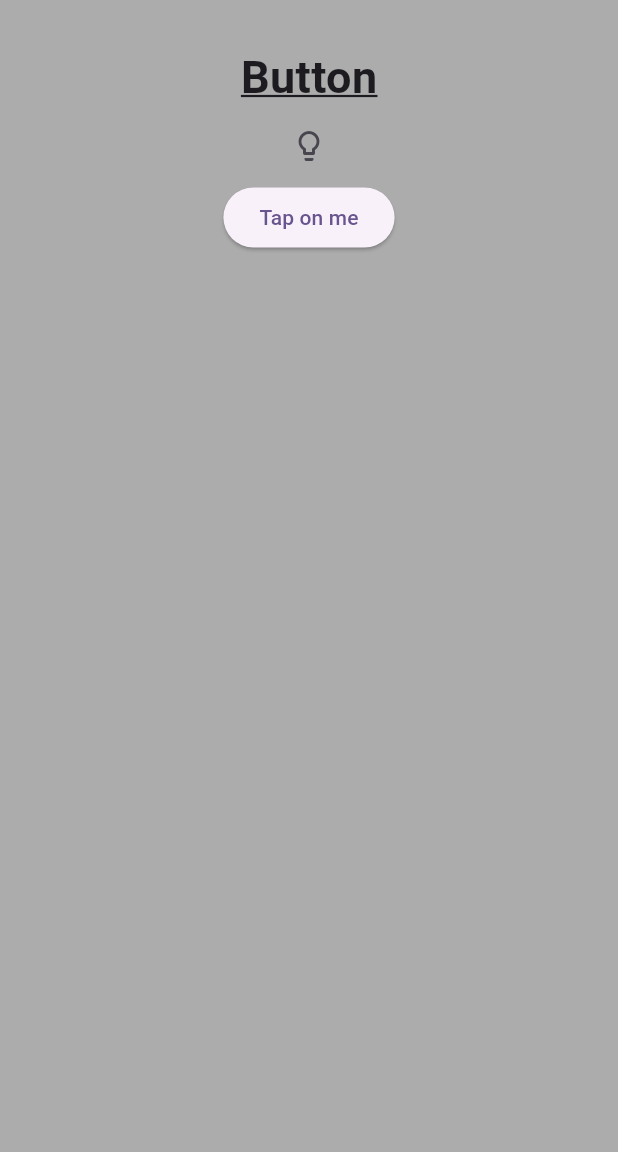
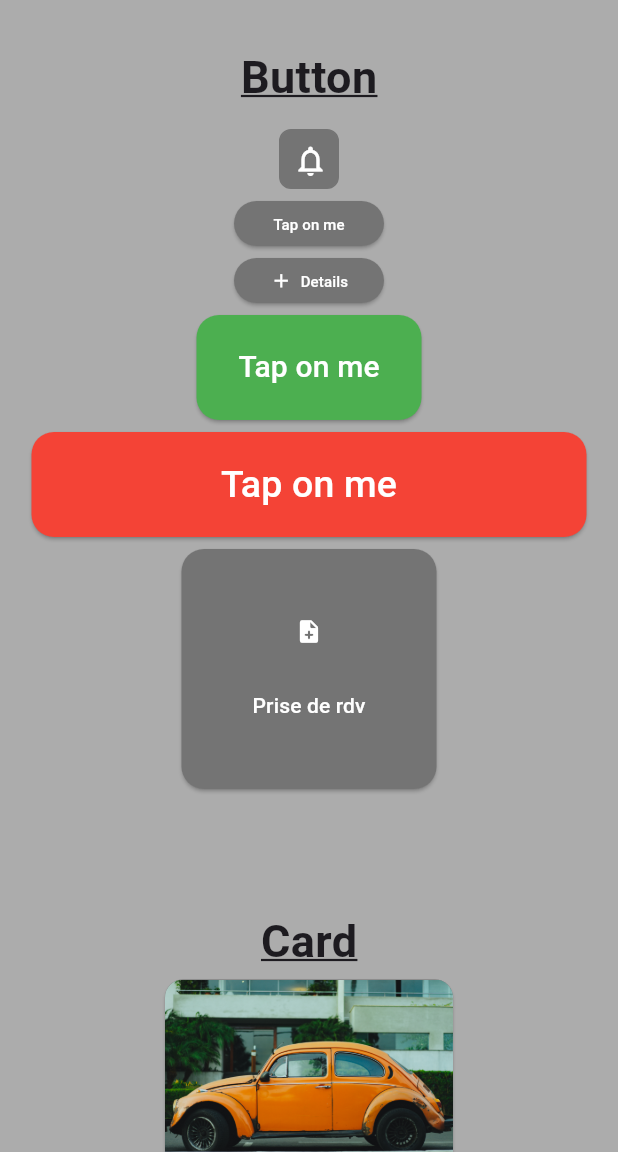
Before and after one commit to Giantmammoth/flutter_component_view, a Flutter app: the screen it shows after launch, on a phone screen of 412 x 824 dp, the part 84-1236 px from its top. Run offline on Flutter 3.47's test engine with Material 2 defaults, Android fonts, the phone set to English and light mode, and no system bars.

Commit message:
add button and card component

```diff
--- /dev/null
+++ b/lib/presentation/view/Button_view/Button_view.dart
@@ -0,0 +1,98 @@
+
+
+
+
+
+import 'package:flutter/material.dart';
+import 'package:viseo/presentation/view/common/Custom_button.dart';
+
+class Buttonview extends StatefulWidget {
+  const Buttonview ({
+    Key? key,
+  }) : super(key: key);
+
+@override
+State<Buttonview> createState() => _ButtonviewState();
+}
+
+class _ButtonviewState extends State<Buttonview> {
+
+  @override
+  Widget build (BuildContext context) {
+    return  Column(
+        crossAxisAlignment: CrossAxisAlignment.center,
+        children: <Widget> [
+          const Padding(
+            padding: EdgeInsets.only(top: 30),
+            child: Center(
+              child: Text(
+                "Button",
+                style: TextStyle(
+                  fontWeight: FontWeight.bold,
+                  decoration: TextDecoration.underline,
+                  fontSize: 30,
+                ),
+              ),
+            ),
+            ),
+          Padding(
+            padding: const EdgeInsets.only(top: 5),
+            child: Column(
+              children: buttonList.map((buttonData) => Padding(
+                padding: const EdgeInsets.only(top: 8), // Ajouter le padding top souhaité ici
+                child: SizedBox(
+                  child: CustomButton(
+                    type: buttonData['type'],
+                    size: buttonData['size'],
+                    icon: buttonData['icon'],
+                    buttonTitle: buttonData['buttonTitle'],
+                    color: buttonData['color'],
+                  ),
+                ),
+              )).toList(),
+            ),
+          )
+        ],
+    );
+  }
+}
+
+const List<Map> buttonList = [
+  {
+    "type": ButtonType.iconButton,
+    "icon": Icon(Icons.notifications_none),
+    "size": ButtonSize.sm,
+  },
+  {
+    "type": ButtonType.elevatedButton,
+    "buttonTitle": "Tap on me",
+    "size": ButtonSize.sm,
+    "color": ButtonColor.grey
+  },
+  {
+    "type": ButtonType.iconElevatedButton,
+    "icon": Icon(Icons.add),
+    "buttonTitle": "Details",
+    "size": ButtonSize.sm,
+    "color": ButtonColor.grey
+  },
+  {
+    "type": ButtonType.elevatedButton,
+    "buttonTitle": "Tap on me",
+    "size": ButtonSize.lg,
+    "color": ButtonColor.green
+  },
+  {
+    "type": ButtonType.elevatedButton,
+    "buttonTitle": "Tap on me",
+    "size": ButtonSize.xl,
+    "color": ButtonColor.red
+  },
+  {
+    "type": ButtonType.cardButton,
+    "icon": Icon(Icons.note_add_rounded),
+    "buttonTitle": "Prise de rdv",
+    "size": ButtonSize.sm
+  },
+
+];
--- /dev/null
+++ b/lib/presentation/view/Card_view/CardView.dart
@@ -0,0 +1,42 @@
+import 'package:flutter/material.dart';
+import 'package:viseo/presentation/view/common/Notif_card.dart';
+import 'package:viseo/presentation/view/common/Vehicule_card.dart';
+
+class CardView extends StatefulWidget {
+  const CardView({Key? key}) : super(key: key);
+
+
+  @override
+  State<CardView> createState() => _CardViewState();
+}
+
+class _CardViewState extends State<CardView> {
+  @override
+  Widget build(BuildContext context) {
+    return const Column(
+      mainAxisAlignment: MainAxisAlignment.center,
+      children: [
+        Padding(
+            padding: EdgeInsets.only(top: 30),
+            child: Center(
+              child: Text(
+                "Card",
+                style: TextStyle(
+                  fontWeight: FontWeight.bold,
+                  decoration: TextDecoration.underline,
+                  fontSize: 30,
+                ),
+              ),
+            ),
+            ),
+        Column(
+          crossAxisAlignment: CrossAxisAlignment.center,
+          children: [
+          VehiculeCard(title: '1234 WWT', subtitle: "Volkswagen beetle", descri: "Année 1970, 1,6 Essence", img: 'assets/car.jpg',),
+          NotifCard(title: "1234 WWT #565", descri: "Devis XX.YY.#xxxx à valider", date: "19 Juin 2023")
+          ],
+        )
+      ],
+    );
+  }
+}
--- /dev/null
+++ b/lib/presentation/view/common/Custom_button.dart
@@ -0,0 +1,195 @@
+import 'package:flutter/material.dart';
+
+enum ButtonType {
+  iconButton,
+  elevatedButton,
+  iconElevatedButton,
+  cardButton
+}
+
+enum ButtonSize {
+  sm,
+  lg,
+  xl
+}
+
+enum ButtonColor {
+  grey,
+  green,
+  red
+}
+
+class CustomButton extends StatelessWidget {
+  const CustomButton({
+    Key? key,
+    required this.type,
+    required this.size,
+    this.onPressed,
+    this.color,
+    this.buttonTitle,
+    this.icon,
+
+  }) : super(key: key);
+
+  final ButtonType type;
+  final ButtonSize size;
+  final ButtonColor? color;
+  final String? buttonTitle;
+  final Icon? icon;
+  final VoidCallback? onPressed;
+
+  // Méthode pour obtenir la couleur du bouton en fonction de la valeur de color
+  Color _getColor() {
+    if (color == ButtonColor.grey) {
+      return const Color(0xFF747474);
+    } else if (color == ButtonColor.green) {
+      return Colors.green;
+    } else if (color == ButtonColor.red) {
+      return Colors.red;
+    }
+    return Colors.grey;
+  }
+
+  // Méthode pour obtenir la largeur du bouton en fonction de la valeur de size
+  double _getWidth() {
+    switch (size) {
+      case ButtonSize.sm:
+        return 100.0;
+      case ButtonSize.lg:
+        return 150.0;
+      case ButtonSize.xl:
+        return 370.0;
+      default:
+        return 70.0;
+    }
+  }
+
+  // Méthode pour obtenir la hauteur du bouton en fonction de la valeur de size
+  double _getHeight() {
+    if (size == ButtonSize.sm) {
+      return 30.0;
+    }
+    return 70.0;
+  }
+
+  // Méthode pour obtenir la taille de la police du texte en fonction de la valeur de size
+  double _getFontSize() {
+    switch (size) {
+      case ButtonSize.sm:
+        return 10.0;
+      case ButtonSize.lg:
+        return 20.0;
+      case ButtonSize.xl:
+        return 25.0;
+      default:
+        return 70.0;
+    }
+  }
+
+  @override
+  Widget build(BuildContext context) {
+    if (type == ButtonType.iconButton) {
+      return Container(
+        width: 40.0,
+        height: 40.0,
+        decoration: BoxDecoration(
+          color: const Color(0xFF747474),
+          border: Border.all(color: const Color(0xFF747474)),
+          borderRadius: BorderRadius.circular(8.0),
+        ),
+        child: IconButton(
+          onPressed: () {},
+          icon: icon!,
+          color: Colors.white,
+        ),
+      );
+    } else if (type == ButtonType.elevatedButton) {
+      return SizedBox(
+        width: _getWidth(),
+        height: _getHeight(),
+        child: ElevatedButton(
+          onPressed: () {},
+          style: ElevatedButton.styleFrom(
+            backgroundColor: _getColor(),
+            shape: RoundedRectangleBorder(
+              borderRadius: BorderRadius.circular(15.0),
+            ),
+          ),
+          child: Text(
+            buttonTitle!,
+            style: TextStyle(
+              color: Colors.white,
+              fontSize: _getFontSize(),
+            ),
+          ),
+        ),
+      );
+    } else if (type == ButtonType.iconElevatedButton) {
+      return SizedBox(
+        width: _getWidth(),
+        height: _getHeight(),
+        child: ElevatedButton(
+          onPressed: () {},
+          style: ElevatedButton.styleFrom(
+            backgroundColor: _getColor(),
+            shape: RoundedRectangleBorder(
+              borderRadius: BorderRadius.circular(15.0),
+            ),
+          ),
+          child: Row(
+            mainAxisAlignment: MainAxisAlignment.center,
+            crossAxisAlignment: CrossAxisAlignment.center,
+            children: [
+              Icon(
+                icon!.icon,
+                size: 15,
+                color: Colors.white,
+              ),
+              const Spacer(),
+              Text(
+                buttonTitle!,
+                style: TextStyle(
+                  color: Colors.white,
+                  fontSize: _getFontSize(),
+                ),
+              ),
+            ],
+          ),
+        ),
+      );
+    } else {
+      return SizedBox(
+        width: 170.0,
+        height: 160.0,
+        child: ElevatedButton(
+          onPressed: () {},
+          style: ElevatedButton.styleFrom(
+            backgroundColor: const Color(0xFF747474),
+            shape: RoundedRectangleBorder(
+              borderRadius: BorderRadius.circular(15.0),
+            ),
+          ),
+          child: Column(
+            mainAxisAlignment: MainAxisAlignment.center,
+            crossAxisAlignment: CrossAxisAlignment.center,
+            children: [
+              Center(
+                child: Icon(
+                  icon!.icon,
+                  color: Colors.white,
+                ),
+              ),
+              Padding(
+                padding: const EdgeInsets.only(top: 30.0),
+                child: Text(
+                  buttonTitle!,
+                  style: TextStyle(color: Colors.white),
+                ),
+              ),
+            ],
+          ),
+        ),
+      );
+    }
+  }
+}
--- /dev/null
+++ b/lib/presentation/view/common/Notif_card.dart
@@ -0,0 +1,76 @@
+import 'package:flutter/material.dart';
+import 'package:viseo/presentation/view/common/Custom_button.dart';
+
+class NotifCard extends StatefulWidget {
+  const NotifCard({
+    Key? key,
+    required this.title,
+    required this.descri,
+    required this.date,
+  }) : super(key: key);
+
+  final String title;
+  final String descri;
+  final String date;
+
+  @override
+  State<NotifCard> createState() => _NotifCardState();
+}
+
+class _NotifCardState extends State<NotifCard> {
+  @override
+  Widget build(BuildContext context) {
+    return Container(
+      width: 370,
+      height: 125,
+      child: Card(
+        shape: RoundedRectangleBorder(
+          borderRadius: BorderRadius.circular(12.0),
+        ),
+        color: const Color(0xFF747474),
+        child: Column(
+          crossAxisAlignment: CrossAxisAlignment.start,
+          children: [
+            ListTile(
+              title: Text(
+                widget.title,
+                style: const TextStyle(color: Colors.white),
+              ),
+              subtitle: Text(
+                widget.descri,
+                style: const TextStyle(color: Colors.white),
+              ),
+            ),
+            Padding(
+              padding: const EdgeInsets.only(right: 16, left: 16, top: 7),
+              child: Row(
+                children: [
+                  Row(
+                    children: [
+                      const Icon(
+                        Icons.calendar_today,
+                        color: Colors.white,
+                      ),
+                      Text(
+                        widget.date,
+                        style: const TextStyle(color: Colors.white),
+                      ),
+                    ],
+                  ),
+                  const Spacer(),
+                  const CustomButton(
+                    type: ButtonType.iconElevatedButton,
+                    size: ButtonSize.sm,
+                    icon: Icon(Icons.add),
+                    buttonTitle: "details",
+                  ),
+                ],
+              ),
+            ),
+            const Spacer(), // Ajout du Spacer pour occuper l'espace disponible
+          ],
+        ),
+      ),
+    );
+  }
+}
--- /dev/null
+++ b/lib/presentation/view/common/Vehicule_card.dart
@@ -0,0 +1,76 @@
+import 'package:flutter/material.dart';
+
+class VehiculeCard extends StatefulWidget {
+  const VehiculeCard({
+    Key? key,
+    required this.img,
+    required this.title,
+    required this.subtitle,
+    required this.descri,
+  }) : super(key: key);
+
+  final String img;
+  final String title;
+  final String subtitle;
+  final String descri;
+
+  @override
+  State<VehiculeCard> createState() => _VehiculeCardState();
+}
+
+class _VehiculeCardState extends State<VehiculeCard> {
+  @override
+  Widget build(BuildContext context) {
+    return Container(
+      width: 200, // Modifier la largeur selon vos besoins
+      height: 230, // Modifier la hauteur selon vos besoins
+      child: Card(
+        shape: RoundedRectangleBorder(
+          borderRadius: BorderRadius.circular(12.0),
+        ),
+        color: const Color(0xFF747474),
+        child: Align(
+          alignment: Alignment.centerLeft,
+          child: Column(
+            crossAxisAlignment: CrossAxisAlignment.start,
+            children: [
+              AspectRatio(
+                aspectRatio: 14 / 9, // Rapport hauteur / largeur fixe
+                child: ClipRRect(
+                  borderRadius: const BorderRadius.only(
+                    topLeft: Radius.circular(12.0),
+                    topRight: Radius.circular(12.0),
+                  ),
+                  child: Image.asset(
+                    widget.img,
+                    fit: BoxFit.cover,
+                  ),
+                ),
+              ),
+              ListTile(
+                title: Text(
+                  widget.title,
+                  overflow: TextOverflow.ellipsis,
+                  style: TextStyle(color: Colors.white, fontWeight: FontWeight.bold),
+                ),
+                subtitle: Text(
+                  widget.subtitle,
+                  overflow: TextOverflow.ellipsis,
+                  style: TextStyle(color: Colors.white),
+                ),
+              ),
+              Padding(
+                padding: const EdgeInsets.only(left: 16, right: 16),
+                child: Text(
+                  widget.descri,
+                  overflow: TextOverflow.ellipsis,
+                  style: TextStyle(color: Colors.white),
+                ),
+              ),
+            ],
+          ),
+        ),
+      ),
+    );
+  }
+}
--- a/lib/presentation/view/common/button.dart
+++ /dev/null
@@ -1,36 +0,0 @@
-
-
-
-import 'package:flutter/material.dart';
-
-class CustomButton extends StatefulWidget {
-  const CustomButton ({
-    Key? key,
-    required this.type,
-    this.buttonTitle,
-    this.icon
-  }) : super(key: key);
-
- final String type;
- final String? buttonTitle;
- final Icon? icon;
-
-@override
-State<CustomButton> createState() => _CustomButtonState();
-}
-
-class _CustomButtonState extends State<CustomButton> {
-
-  @override
-  Widget build (BuildContext context) {
-    return widget.type == "IconButton"
-          ? IconButton(
-            onPressed: () => (),
-            icon: widget.icon!
-            )
-          : ElevatedButton(
-            onPressed: () => (),
-            child: Text(widget.buttonTitle!)
-            );
-  }
-}
--- a/lib/presentation/view/home_screen/home_screen.dart
+++ b/lib/presentation/view/home_screen/home_screen.dart
@@ -2,7 +2,8 @@
 
 
 import 'package:flutter/material.dart';
-import 'package:viseo/presentation/view/common/button.dart';
+import 'package:viseo/presentation/view/Button_view/Button_view.dart';
+import 'package:viseo/presentation/view/Card_view/CardView.dart';
 
 class HomeScreen extends StatefulWidget {
   const HomeScreen ({
@@ -14,35 +15,28 @@ State<HomeScreen> createState() => _HomeScreenState();
 }
 
 class _HomeScreenState extends State<HomeScreen> {
-
   @override
-  Widget build (BuildContext context) {
+  Widget build(BuildContext context) {
     return Scaffold(
       backgroundColor: const Color.fromARGB(255, 172, 172, 172),
       appBar: AppBar(
         centerTitle: true,
-        title: const Text("Viseo component view", style: TextStyle(fontWeight: FontWeight.bold),),
+        title: const Text(
+          "Viseo component view",
+          style: TextStyle(fontWeight: FontWeight.bold),
+        ),
       ),
-      body: const Column(
-        crossAxisAlignment: CrossAxisAlignment.center,
-        children: <Widget> [
-          Padding(
-            padding: EdgeInsets.only(top: 30),
-            child: Center(
-              child: Text(
-                "Button",
-                style: TextStyle(
-                  fontWeight: FontWeight.bold,
-                  decoration: TextDecoration.underline,
-                  fontSize: 30,
-                ),
-              ),
+      body: SingleChildScrollView(
+        child: Column(
+          crossAxisAlignment: CrossAxisAlignment.center,
+          children: [
+            Buttonview(),
+            Padding(
+              padding: EdgeInsets.only(top: 50),
+              child: CardView(),
             ),
-            ),
-          CustomButton(type: "IconButton", icon: Icon(Icons.lightbulb_outline_rounded)),
-          CustomButton(type: "ElevatedButton", buttonTitle: "Tap on me",)
-
-        ],
+          ],
+        ),
       ),
     );
   }
--- a/pubspec.yaml
+++ b/pubspec.yaml
@@ -59,9 +59,8 @@ flutter:
   uses-material-design: true
 
   # To add assets to your application, add an assets section, like this:
-  # assets:
-  #   - images/a_dot_burr.jpeg
-  #   - images/a_dot_ham.jpeg
+  assets:
+    - assets/
 
   # An image asset can refer to one or more resolution-specific "variants", see
   # https://flutter.dev/assets-and-images/#resolution-aware
```
Also changed, not shown: assets/car.jpg (added), 1 other file.
